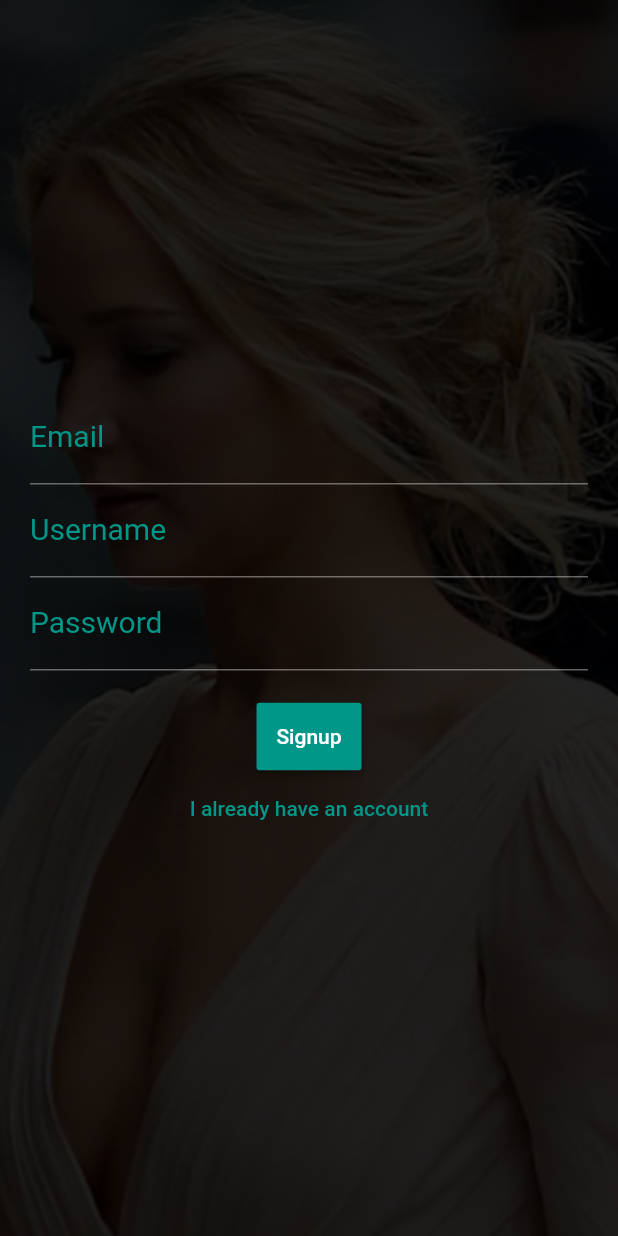
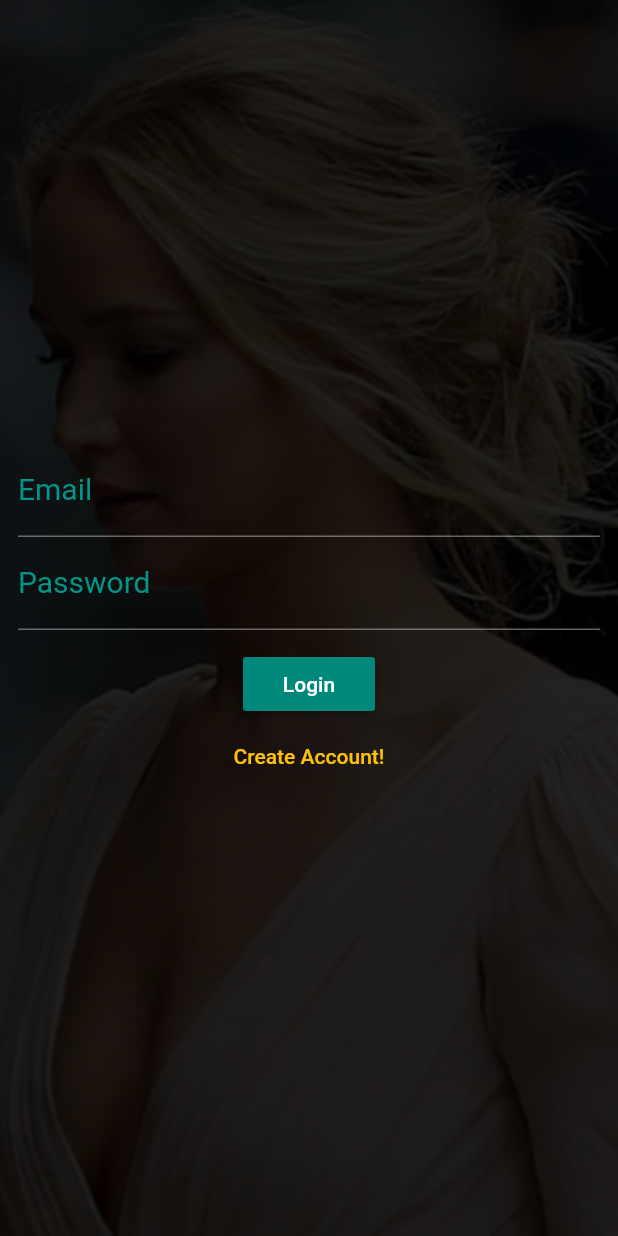
Before and after one commit to harshali1226/News_App, a Flutter app: the screen it shows after launch, on a phone screen of 412 x 824 dp. Run offline on Flutter 3.47's test engine with Material 2 defaults, Android fonts, the phone set to English and light mode, and no system bars; our stand-ins replace cloud_firestore, firebase_auth; accounts and stored records are empty.

Commit message:
Login issue fixed

```diff
--- a/lib/widgets/auth_form.dart
+++ b/lib/widgets/auth_form.dart
@@ -1,38 +1,66 @@
 import 'package:flutter/material.dart';
 
 class AuthForm extends StatefulWidget {
-  final bool isLoading;
-  final void Function(String email, String password, String username, bool isLogin, BuildContext ctx) submitfn;
-  AuthForm(this.submitfn, this.isLoading);
+  final void Function(
+    String email,
+    String username,
+    String password,
+
+    bool isLogin,
+    BuildContext ctx,
+  ) submitFn;
+
+  AuthForm(this.submitFn, this._isLoading);
+
+  final bool _isLoading;
   @override
   _AuthFormState createState() => _AuthFormState();
 }
 
 class _AuthFormState extends State<AuthForm> {
   final _formKey = GlobalKey<FormState>();
+  // State for shifting between login and signup
+  var _isLogin = true;
   var _userEmail = '';
   var _userPassword = '';
-  var _isLogin = false;
-  var _userUsername = '';
+  var _userName = '';
+
+
+  // void _pickedImage(File pickedImage) {
+  //   _pickImage = pickedImage;
+  // }
+
   void _trySubmit() {
-    final isValid = _formKey.currentState.validate();
+    final _isValid = _formKey.currentState.validate();
+    // SoftKeyboard goes down after subit is done
     FocusScope.of(context).unfocus();
-    if(isValid) {
+    // if(_pickImage == null && !_isLogin) {
+    //   Scaffold.of(context).showSnackBar(
+    //   SnackBar(content: Text('Please pick an image'), backgroundColor: Theme.of(context).errorColor,)
+    //   );
+    //   return;
+    // }
+
+    if (_isValid) {
+      // Looks for the onSaved function in each TextFormField
       _formKey.currentState.save();
-      widget.submitfn(
+      // Since the function is in the widget and in the state we need to use the below format
+      widget.submitFn(
         _userEmail.trim(),
+        _userName.trim(),
         _userPassword.trim(),
-       _userUsername.trim(),
+       // _pickImage,
         _isLogin,
         context,
       );
     }
   }
+
   @override
   Widget build(BuildContext context) {
-    return  Stack(
+    return Stack(
       fit: StackFit.expand,
-        children: <Widget>[
+      children:<Widget> [
         new Image(
             image: AssetImage('assets/jen.jpg'),
             fit: BoxFit.cover,
@@ -50,94 +78,89 @@ class _AuthFormState extends State<AuthForm> {
 
                       )
                     ),
-                      child: Container(
-
-                        padding: EdgeInsets.all(20),
+                              child: Padding(
+                                padding: EdgeInsets.all(12),
                                     child: Column(
                   mainAxisSize: MainAxisSize.min,
                   mainAxisAlignment: MainAxisAlignment.center,
+
                       crossAxisAlignment: CrossAxisAlignment.center,
                   children: <Widget>[
+                   // if(!_isLogin) UserImagePicker(_pickedImage),
                     TextFormField(
                       key: ValueKey('email'),
+                      autocorrect: false,
+                      textCapitalization: TextCapitalization.none,
+                      enableSuggestions: false,
                       validator: (value) {
-                            if(value.isEmpty || !value.contains('@')){
-                              return 'Please provide valid email address';
+                        if (value.isEmpty || !value.contains('@')) {
+                          return 'Please enter a valid email';
                         }
                         return null;
-
                       },
+                      keyboardType: TextInputType.emailAddress,
                       decoration: InputDecoration(labelText: 'Email'),
-                        keyboardType: TextInputType.emailAddress,
-                        textInputAction: TextInputAction.next,
-                        onSaved: (value) {
-                          _userEmail = value;
+                      onSaved: (newValue) {
+                        _userEmail = newValue;
                       },
                     ),
                     if(!_isLogin)
                       TextFormField(
                         key: ValueKey('username'),
+                        autocorrect: true,
+                        textCapitalization: TextCapitalization.words,
+                        enableSuggestions: false,
                         validator: (value) {
-                            if(value.isEmpty || value.length < 4){
-                              return 'Please enter more than 4 characters';
+                          if (value.isEmpty || value.length < 4) {
+                            return 'Please enter a username with atleast 4 characters';
                           }
                           return null;
-
                         },
                         decoration: InputDecoration(labelText: 'Username'),
-                        keyboardType: TextInputType.text,
-                        textInputAction: TextInputAction.next,
-                        onSaved: (value) {
-                          _userUsername = value;
+                        onSaved: (newValue) {
+                          _userName = newValue;
                         },
                       ),
-
                     TextFormField(
                       key: ValueKey('password'),
                       validator: (value) {
-                            if(value.isEmpty || value.length < 5){
-                              return 'Please enter more than 5 characters';
+                        if (value.isEmpty || value.length < 7) {
+                          return 'Password must be atleast 7 characters long.';
                         }
                         return null;
-
                       },
                       decoration: InputDecoration(labelText: 'Password'),
                       obscureText: true,
-                        keyboardType: TextInputType.text,
-                       // textInputAction: TextInputAction.next,
-                        onSaved: (value) {
-                          _userPassword = value;
+                      onSaved: (newValue) {
+                        _userPassword = newValue;
                       },
                     ),
-                        SizedBox(height: 20),
-                        if(widget.isLoading) CircularProgressIndicator(),
-                        if(!widget.isLoading)
-                          MaterialButton(onPressed: _trySubmit,
-                          height: 45,
-                          minWidth: 70,
-                          padding: EdgeInsets.all(10),
-                          color: Colors.teal,
+                    SizedBox(
+                      height: 12,
+                    ),
+                    if(widget._isLoading)
+                      CircularProgressIndicator(),
+                    if(!widget._isLoading)
+                      RaisedButton(
                         child: Text(_isLogin ? 'Login' : 'Signup'),
-                          splashColor: Colors.redAccent,
+                        onPressed: _trySubmit,
                       ),
-
-                        if(!widget.isLoading)
+                    if(!widget._isLoading)
                       FlatButton(
-                            child: Text(_isLogin ? 'Create an account' : 'I already have an account',style: TextStyle(color: Colors.teal),),
+                        child: Text(_isLogin ? 'Create Account!' : 'I already have an account'),
+                        textColor: Theme.of(context).accentColor,
                         onPressed: () {
                           setState(() {
                             _isLogin = !_isLogin;
                           });
-                            }
+                        },
+                      ),
+                  ],
+                ),
+                              ),
+              ),
             ),
       ]
-                    ),
-                                      ),
-                  )
-                  )
-
-
-        ],
     );
   }
 }
```
Also changed, not shown: lib/screens/auth_screen.dart (+45 -21 lines), 1 other file. Lines whose indentation alone changed are shown as unchanged.
